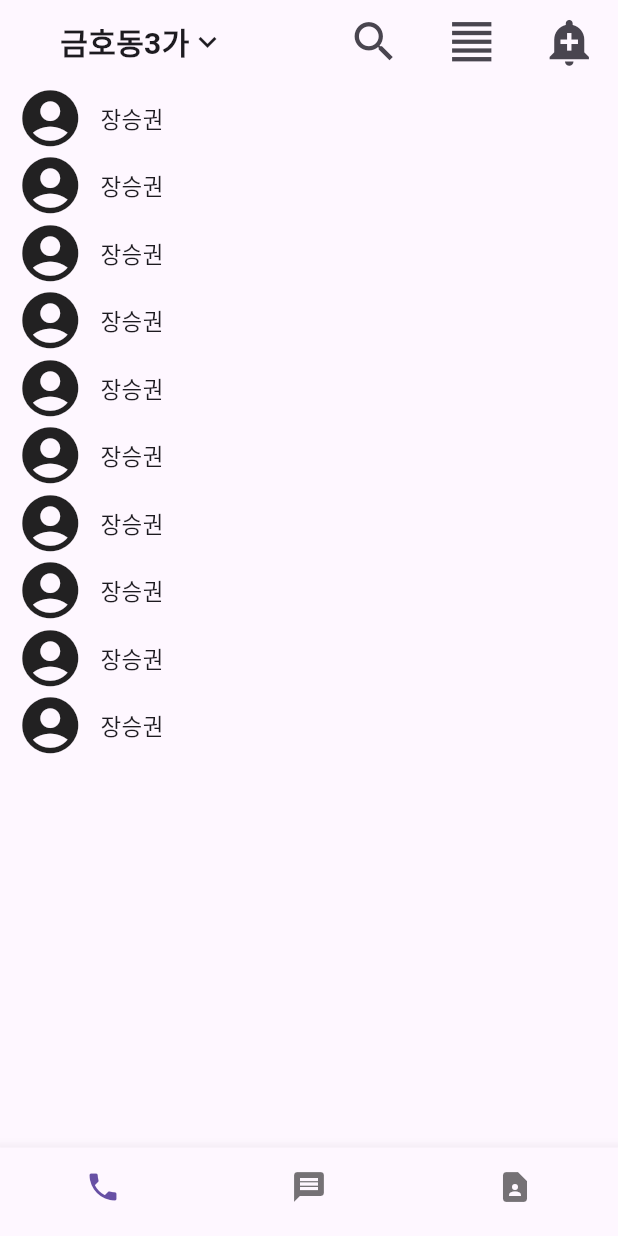
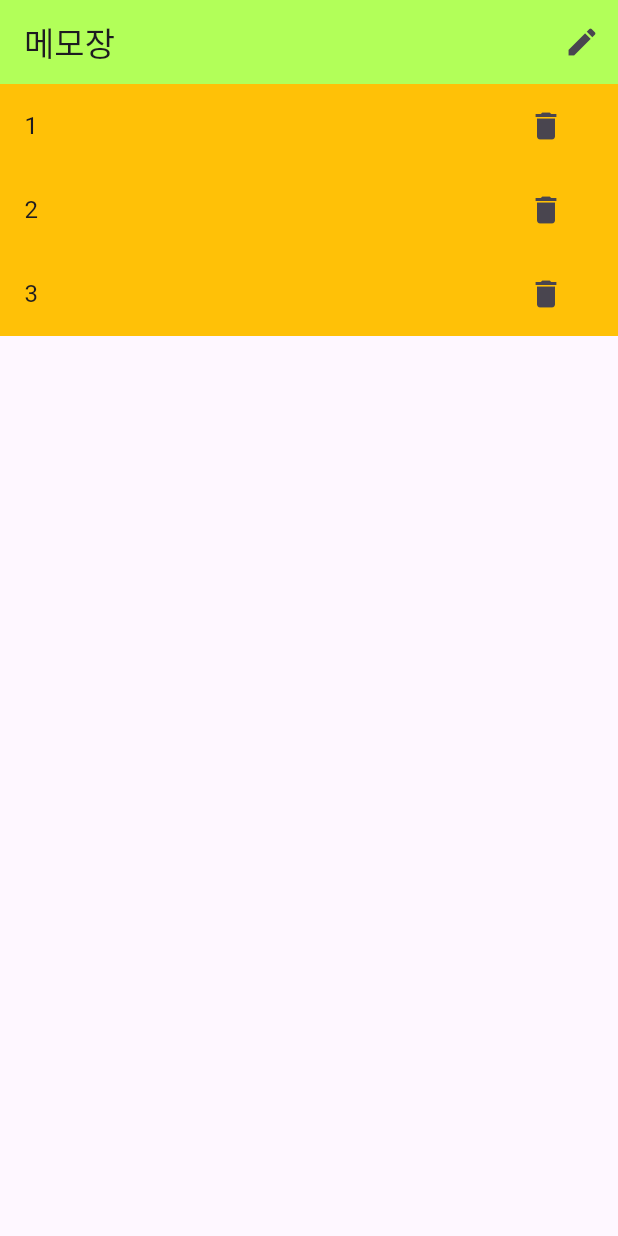
Before and after one commit to skoiyme/flutter, a Flutter app: the screen it shows after launch, on a phone screen of 412 x 824 dp. Run offline on Flutter 3.47's test engine with Material 3 defaults, Android fonts, the phone set to English and light mode, and no system bars.

Commit message:
mome create
메모장 만들기

```diff
--- a/lib/main.dart
+++ b/lib/main.dart
@@ -1,9 +1,67 @@
 import 'package:flutter/material.dart';
 
 void main() {
-  runApp(const MyApp());
+  runApp(const MyApp2());
 }
 
+
+// 메모장 앱
+class MyApp2 extends StatelessWidget {
+  const MyApp2({super.key});
+
+  @override
+  Widget build(BuildContext context) {
+
+    return MaterialApp(
+      home: MyMemoAppPage()
+      );
+  }
+}
+
+
+class MyMemoAppPage extends StatefulWidget {
+  const MyMemoAppPage({super.key});
+
+  @override
+  State<MyMemoAppPage> createState() => _MyMemoAppPageState();
+}
+
+class _MyMemoAppPageState extends State<MyMemoAppPage> {
+  List<String> items = ['1','2','3'];
+  @override
+  Widget build(BuildContext context) {
+    return Scaffold(
+        appBar: AppBar(
+          title: Text('메모장'),
+          backgroundColor: Colors.lightGreenAccent,
+          actions: [
+            IconButton(onPressed: (){
+              setState(() {
+                items.add('new items');
+                print(items);
+              });
+            }, icon: Icon(Icons.create),)
+          ],
+        ),
+        body: ListView.builder(itemCount: items.length, itemBuilder: (context, index) {
+          return ListTile(
+            title: Text(items[index]),
+            tileColor: Colors.amber,
+            trailing: IconButton(onPressed: (){
+              setState(() {
+                items.removeAt(index);
+                print(items);
+              });
+            }, icon: Icon(Icons.delete)),
+          );
+        }));
+  }
+}
+
+
+
+
+// 중고거래 디자인
 class MyApp extends StatelessWidget {
   const MyApp({super.key});
   @override
```
